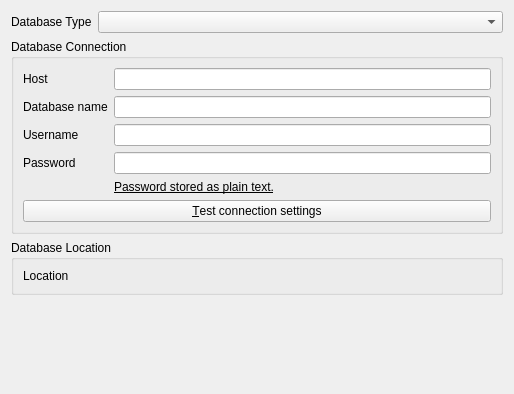
Above: kworship/prefsSongDB_base.ui from amalon/kworship before the change. Below: the same form after it.
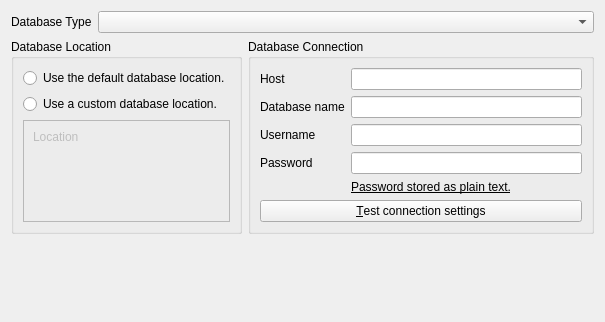
That is the form after the change. Custom widgets are drawn as their Qt base class.

Commit message: Improve layout of songdb preferences and add auto/custom option to sqlite database file

Diff of the .ui file:
```diff
--- a/kworship/prefsSongDB_base.ui
+++ b/kworship/prefsSongDB_base.ui
@@ -5,10 +5,16 @@
    <rect>
     <x>0</x>
     <y>0</y>
-    <width>514</width>
-    <height>394</height>
+    <width>605</width>
+    <height>322</height>
    </rect>
   </property>
+  <property name="sizePolicy" >
+   <sizepolicy vsizetype="Expanding" hsizetype="Preferred" >
+    <horstretch>0</horstretch>
+    <verstretch>0</verstretch>
+   </sizepolicy>
+  </property>
   <layout class="QVBoxLayout" name="verticalLayout" >
    <item>
     <layout class="QFormLayout" name="formLayout" >
@@ -50,7 +56,76 @@
     </layout>
    </item>
    <item>
+    <layout class="QHBoxLayout" name="horizontalLayout" >
+     <item>
+      <widget class="QGroupBox" name="groupFile" >
+       <property name="enabled" >
+        <bool>true</bool>
+       </property>
+       <property name="sizePolicy" >
+        <sizepolicy vsizetype="MinimumExpanding" hsizetype="Preferred" >
+         <horstretch>0</horstretch>
+         <verstretch>0</verstretch>
+        </sizepolicy>
+       </property>
+       <property name="title" >
+        <string>Database Location</string>
+       </property>
+       <layout class="QVBoxLayout" name="verticalLayout_3" >
+        <item>
+         <widget class="QRadioButton" name="kcfg_songdbLocationAuto" >
+          <property name="text" >
+           <string>Use the default database location.</string>
+          </property>
+         </widget>
+        </item>
+        <item>
+         <widget class="QRadioButton" name="kcfg_songdbLocationCustom" >
+          <property name="text" >
+           <string>Use a custom database location.</string>
+          </property>
+         </widget>
+        </item>
+        <item>
+         <widget class="QFrame" name="frameLocationCustom" >
+          <property name="enabled" >
+           <bool>false</bool>
+          </property>
+          <property name="frameShape" >
+           <enum>QFrame::StyledPanel</enum>
+          </property>
+          <property name="frameShadow" >
+           <enum>QFrame::Raised</enum>
+          </property>
+          <layout class="QFormLayout" name="formLayout_2" >
+           <item row="0" column="0" >
+            <widget class="QLabel" name="label_6" >
+             <property name="text" >
+              <string>Location</string>
+             </property>
+            </widget>
+           </item>
+           <item row="0" column="1" >
+            <widget class="KUrlRequester" name="kcfg_songdbLocation" >
+             <property name="filter" >
+              <string/>
+             </property>
+            </widget>
+           </item>
+          </layout>
+         </widget>
+        </item>
+       </layout>
+      </widget>
+     </item>
+     <item>
     <widget class="QGroupBox" name="groupConnection" >
+       <property name="sizePolicy" >
+        <sizepolicy vsizetype="MinimumExpanding" hsizetype="Preferred" >
+         <horstretch>0</horstretch>
+         <verstretch>0</verstretch>
+        </sizepolicy>
+       </property>
      <property name="title" >
       <string>Database Connection</string>
      </property>
@@ -129,33 +204,28 @@
        </widget>
       </item>
      </layout>
-    </widget>
-   </item>
-   <item>
-    <widget class="QGroupBox" name="groupFile" >
-     <property name="enabled" >
-      <bool>true</bool>
-     </property>
-     <property name="title" >
-      <string>Database Location</string>
-     </property>
-     <layout class="QVBoxLayout" name="verticalLayout_3" >
-      <item>
-       <layout class="QFormLayout" name="formLayout_5" >
-        <item row="0" column="0" >
-         <widget class="QLabel" name="label_6" >
-          <property name="text" >
-           <string>Location</string>
-          </property>
-         </widget>
-        </item>
-        <item row="0" column="1" >
-         <widget class="KUrlRequester" name="kcfg_songdbLocation" />
-        </item>
-       </layout>
-      </item>
-     </layout>
-    </widget>
+       <zorder>kcfg_songdbPassword</zorder>
+       <zorder>label_3</zorder>
+       <zorder>kcfg_songdbHost</zorder>
+       <zorder>kcfg_songdbUsername</zorder>
+       <zorder>label_4</zorder>
+       <zorder>kcfg_songdbName</zorder>
+       <zorder>label_5</zorder>
+       <zorder>buttonInitialise</zorder>
+       <zorder>buttonTest</zorder>
+       <zorder>horizontalLayoutWidget_2</zorder>
+       <zorder>labelPasswordWarning</zorder>
+       <zorder>label</zorder>
+       <zorder>formLayoutWidget</zorder>
+       <zorder>formLayoutWidget</zorder>
+       <zorder>horizontalSpacer</zorder>
+       <zorder>horizontalLayoutWidget_2</zorder>
+       <zorder>verticalSpacer_2</zorder>
+       <zorder>buttonTest</zorder>
+       <zorder>groupFile</zorder>
+      </widget>
+     </item>
+    </layout>
    </item>
    <item>
     <spacer name="verticalSpacer" >
```
Left out of the diff: 15 changed lines with no effect on the pictures. Lines whose indentation alone changed are shown as unchanged. The commit also changes 2 other files.
